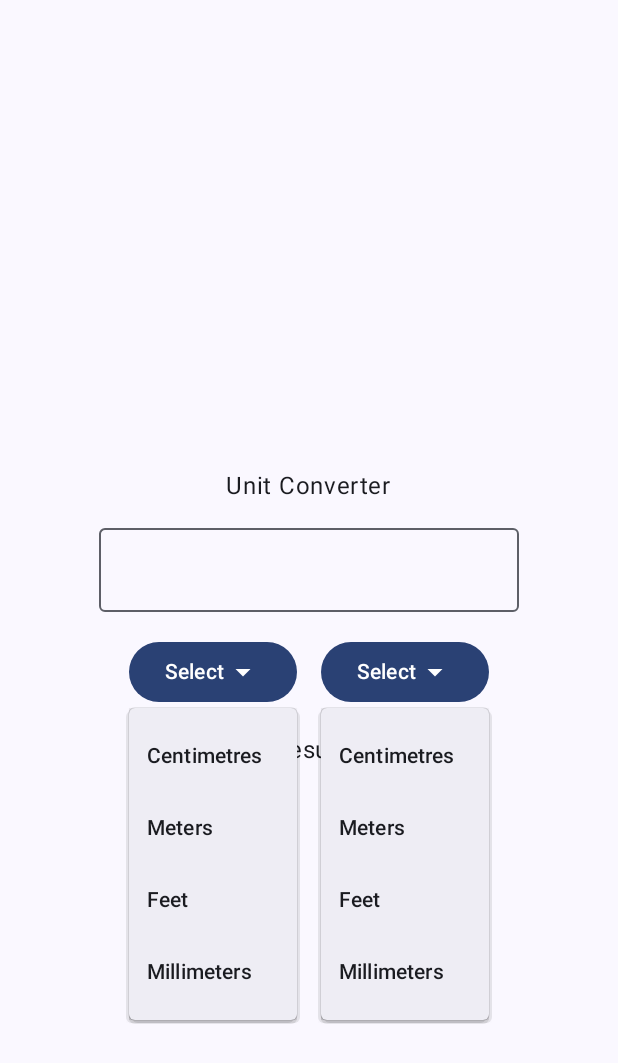
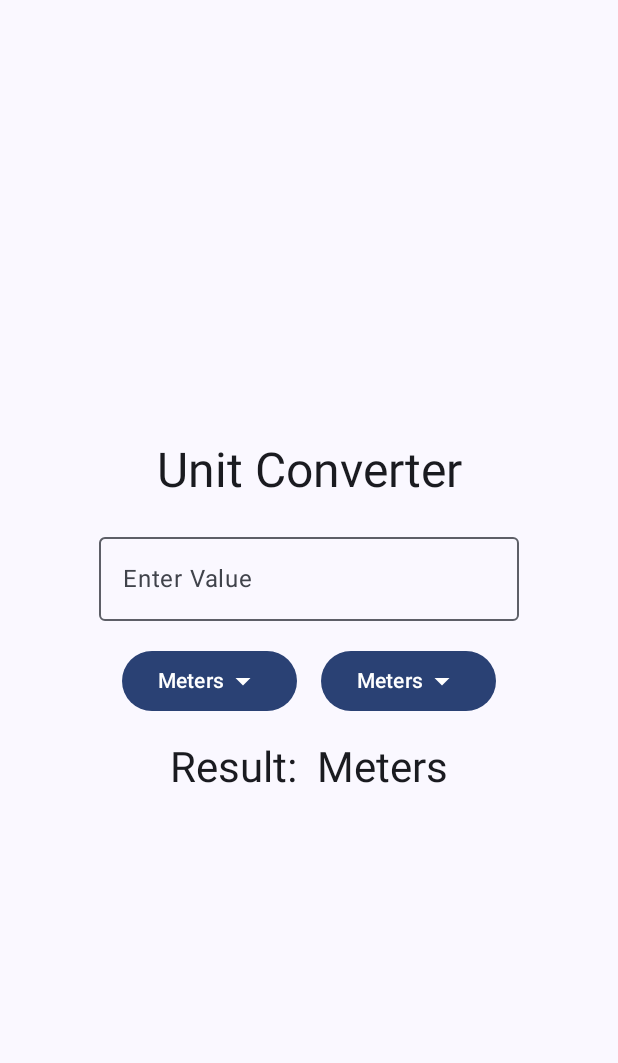
Before and after one commit to titus711/UnitConverterInCompose, an Android app built with Jetpack Compose: the screen it shows after launch (MainActivity), on a phone screen of 412 x 824 dp. Shown: the top 1063 px of the screen. Run offline under Robolectric (Android 15) with nearby library versions, the phone set to English and light mode, and no system bars.

Commit message:
added new info

```diff
--- a/app/src/main/java/com/example/unitconvertor/MainActivity.kt
+++ b/app/src/main/java/com/example/unitconvertor/MainActivity.kt
@@ -19,15 +19,21 @@ import androidx.compose.material3.Button
 import androidx.compose.material3.DropdownMenu
 import androidx.compose.material3.DropdownMenuItem
 import androidx.compose.material3.Icon
+import androidx.compose.material3.MaterialTheme
 import androidx.compose.material3.OutlinedTextField
 import androidx.compose.material3.Scaffold
 import androidx.compose.material3.Text
 import androidx.compose.runtime.Composable
+import androidx.compose.runtime.getValue
+import androidx.compose.runtime.mutableStateOf
+import androidx.compose.runtime.remember
+import androidx.compose.runtime.setValue
 import androidx.compose.ui.Alignment
 import androidx.compose.ui.Modifier
 import androidx.compose.ui.tooling.preview.Preview
 import androidx.compose.ui.unit.dp
 import com.example.unitconvertor.ui.theme.UnitConvertorTheme
+import kotlin.math.roundToInt
 
 class MainActivity : ComponentActivity() {
     override fun onCreate(savedInstanceState: Bundle?) {
@@ -45,45 +51,109 @@ class MainActivity : ComponentActivity() {
 
 @Composable
 fun UnitConverter() {
+
+    var inputValue by remember { mutableStateOf("")}
+    var outputValue by remember { mutableStateOf("")}
+    var inputUnit by remember { mutableStateOf("Meters")}
+    var outputUnit by remember { mutableStateOf("Meters")}
+    var inputExpanded by remember { mutableStateOf(false)}
+    var outputExpanded by remember { mutableStateOf(false)}
+    val conversionFactor = remember { mutableStateOf(1.00)}
+    val oConversionFactor = remember { mutableStateOf(1.00)}
+
+    fun convertUnits(){
+        val inputValueDouble = inputValue.toDoubleOrNull() ?: 0.0
+        val result = (inputValueDouble * conversionFactor.value * 100.0 / oConversionFactor.value).roundToInt() / 100.0
+        outputValue = result.toString()
+    }
+
     Column(modifier = Modifier.fillMaxSize(),
         verticalArrangement = Arrangement.Center,
         horizontalAlignment = Alignment.CenterHorizontally) {
-        Text("Unit Converter")
+        Text("Unit Converter",style = MaterialTheme.typography.headlineLarge)
         Spacer(modifier = Modifier.height(16.dp))
-        OutlinedTextField(value = "", onValueChange = {}
+        OutlinedTextField(value = inputValue, onValueChange = {
+            inputValue = it
+            convertUnits()
+        }, label = { Text("Enter Value") }
             )
         Spacer(modifier = Modifier.height(16.dp))
         Row{
+            // Input box
             Box{
-                Button(onClick = {}) {
-                    Text("Select")
+                // Input Button
+                Button(onClick = {inputExpanded = true}) {
+                    Text(inputUnit)
                     Icon(Icons.Default.ArrowDropDown,
                         contentDescription = "Arrow Down")
                 }
-                DropdownMenu(expanded = true, onDismissRequest = {}) {
-                    DropdownMenuItem(text = { Text("Centimetres") }, onClick = {})
-                    DropdownMenuItem(text = { Text("Meters") }, onClick = {})
-                    DropdownMenuItem(text = { Text("Feet") }, onClick = {})
-                    DropdownMenuItem(text = { Text("Millimeters") }, onClick = {})
+                DropdownMenu(expanded = inputExpanded, onDismissRequest = { inputExpanded = false}) {
+                    DropdownMenuItem(text = { Text("Centimetres") }, onClick = {
+                        inputExpanded = false
+                        inputUnit = "Centimetres"
+                        conversionFactor.value = 0.01
+                        convertUnits()
+                    })
+                    DropdownMenuItem(text = { Text("Meters") }, onClick = {
+                        inputExpanded = false
+                        inputUnit = "Meters"
+                        conversionFactor.value = 1.0
+                        convertUnits()
+                    })
+                    DropdownMenuItem(text = { Text("Feet") }, onClick = {
+                        inputExpanded = false
+                        inputUnit = "Feet"
+                        conversionFactor.value = 0.3048
+                        convertUnits()
+                    })
+                    DropdownMenuItem(text = { Text("Millimeters") }, onClick = {
+                        inputExpanded = false
+                        inputUnit = "Millimeters"
+                        conversionFactor.value = 0.001
+                        convertUnits()
+                    })
                 }
             }
             Spacer(modifier = Modifier.width(16.dp))
+            // Output box
             Box{
-                Button(onClick = {}) {
-                    Text("Select")
+                // Output Button
+                Button(onClick = { outputExpanded = true }) {
+                    Text(outputUnit)
                     Icon(Icons.Default.ArrowDropDown,
                         contentDescription = "Arrow Down")
                 }
-                DropdownMenu(expanded = true, onDismissRequest = {}) {
-                    DropdownMenuItem(text = { Text("Centimetres") }, onClick = {})
-                    DropdownMenuItem(text = { Text("Meters") }, onClick = {})
-                    DropdownMenuItem(text = { Text("Feet") }, onClick = {})
-                    DropdownMenuItem(text = { Text("Millimeters") }, onClick = {})
+                DropdownMenu(expanded = outputExpanded, onDismissRequest = { outputExpanded = false }) {
+                    DropdownMenuItem(text = { Text("Centimetres") }, onClick = {
+                        outputExpanded = false
+                        outputUnit = "Centimetres"
+                        oConversionFactor.value = 0.01
+                        convertUnits()
+                    })
+                    DropdownMenuItem(text = { Text("Meters") }, onClick = {
+                        outputExpanded = false
+                        outputUnit = "Meters"
+                        oConversionFactor.value = 1.00
+                        convertUnits()
+                    })
+                    DropdownMenuItem(text = { Text("Feet") }, onClick = {
+                        outputExpanded = false
+                        outputUnit = "Feet"
+                        oConversionFactor.value = 0.3048
+                        convertUnits()
+                    })
+                    DropdownMenuItem(text = { Text("Millimeters") }, onClick = {
+                        outputExpanded = false
+                        outputUnit = "Millimeters"
+                        oConversionFactor.value = 0.001
+                        convertUnits()
+                    })
                 }
             }
         }
         Spacer(modifier = Modifier.height(16.dp))
-        Text("Result")
+        Text("Result: $outputValue $outputUnit",
+            style = MaterialTheme.typography.headlineMedium)
     }
 }
 
```
